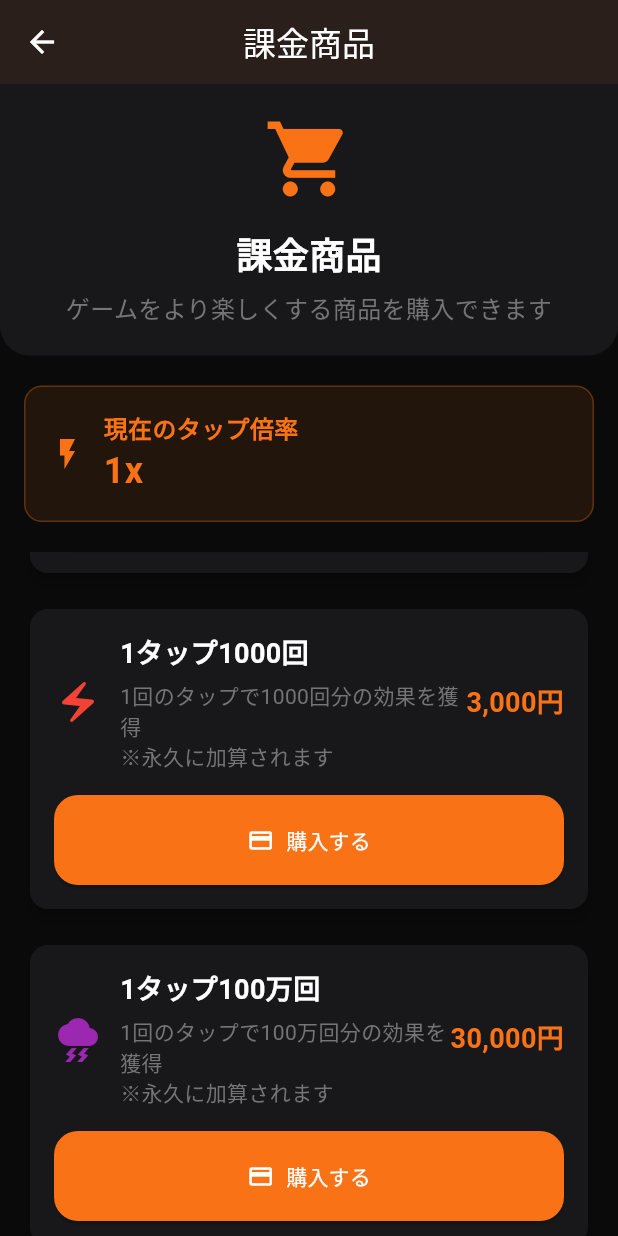
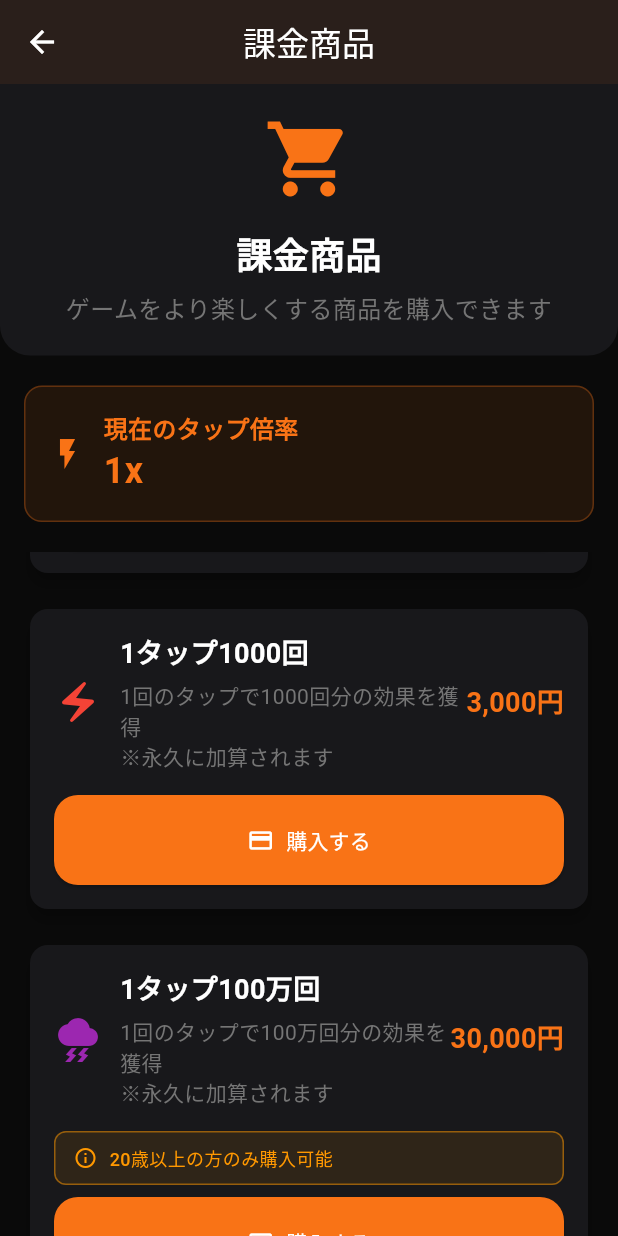
Before and after one commit to jin112343/muritap, a Flutter app: the PurchaseScreen screen opened directly, scrolled down 576 dp, on a phone screen of 412 x 824 dp. Run offline on Flutter 3.47's test engine with Material 3 defaults, Android fonts, the light colour scheme and no system bars; our stand-ins replace flutter_hooks, flutter_local_notifications, google_mobile_ads, in_app_purchase, share_plus, shared_preferences and 2 more; accounts and stored records are empty; network calls fail.

Commit message:
高額商品場合の注意ダイアログの追加

```diff
--- a/lib/screens/purchase_screen.dart
+++ b/lib/screens/purchase_screen.dart
@@ -295,12 +295,49 @@ class PurchaseScreen extends HookWidget {
 
                                   if (!isPurchased) ...[
                     const SizedBox(height: 16),
+                    // 高額商品の場合は年齢制限の説明を追加
+                    if (productId == PurchaseService.tap1M || productId == PurchaseService.tap100M) ...[
+                      Container(
+                        width: double.infinity,
+                        padding: const EdgeInsets.symmetric(vertical: 8, horizontal: 12),
+                        decoration: BoxDecoration(
+                          color: Colors.orange.withValues(alpha: 0.1),
+                          borderRadius: BorderRadius.circular(8),
+                          border: Border.all(color: Colors.orange.withValues(alpha: 0.5)),
+                        ),
+                        child: Row(
+                          children: [
+                            Icon(
+                              Icons.info_outline,
+                              color: Colors.orange,
+                              size: 16,
+                            ),
+                            const SizedBox(width: 8),
+                            Expanded(
+                              child: Text(
+                                '20歳以上の方のみ購入可能',
+                                style: TextStyle(
+                                  color: Colors.orange,
+                                  fontSize: 12,
+                                  fontWeight: FontWeight.w500,
+                                ),
+                              ),
+                            ),
+                          ],
+                        ),
+                      ),
+                      const SizedBox(height: 8),
+                    ],
                     SizedBox(
                       width: double.infinity,
                       child: ElevatedButton.icon(
                         onPressed: isLoading.value
                           ? null
-                        : () => _purchaseProduct(context, productId, isLoading, selectedProductId),
+                          : () {
+                              developer.log('購入ボタンが押されました: $productId');
+                              developer.log('_handlePurchaseWithAgeCheckを呼び出します');
+                              _handlePurchaseWithAgeCheck(context, productId, isLoading, selectedProductId);
+                            },
                         icon: const Icon(Icons.payment),
                         label: const Text('購入する'),
                         style: ElevatedButton.styleFrom(
@@ -343,26 +380,35 @@ class PurchaseScreen extends HookWidget {
     );
   }
 
-  Future<void> _purchaseProduct(
+  /// 年齢確認を含む購入処理
+  Future<void> _handlePurchaseWithAgeCheck(
     BuildContext context,
     String productId,
     ValueNotifier<bool> isLoading,
     ValueNotifier<String?> selectedProductId,
   ) async {
-            developer.log('=== 購入処理開始 ===');
+    developer.log('=== _handlePurchaseWithAgeCheck開始 ===');
     developer.log('商品ID: $productId');
     developer.log('高額商品チェック: ${productId == PurchaseService.tap1M || productId == PurchaseService.tap100M}');
 
-    // 高額商品の場合は年齢確認ダイアログを表示
+    // 高額商品（3万円以上）の場合は年齢確認を先に行う
     if (productId == PurchaseService.tap1M || productId == PurchaseService.tap100M) {
       developer.log('=== 高額商品の年齢確認開始 ===');
       developer.log('商品ID: $productId');
-      developer.log('商品ID比較: tap1M=${PurchaseService.tap1M}, tap100M=${PurchaseService.tap100M}');
-      developer.log('年齢確認ダイアログを表示します');
+      developer.log('tap1M: ${PurchaseService.tap1M}');
+      developer.log('tap100M: ${PurchaseService.tap100M}');
+      developer.log('商品ID比較結果: ${productId == PurchaseService.tap1M} || ${productId == PurchaseService.tap100M}');
 
       try {
-        developer.log('年齢確認ダイアログ呼び出し前');
+        developer.log('年齢確認ダイアログを表示します');
+        developer.log('PurchaseService.instance: ${PurchaseService.instance}');
+        developer.log('context: $context');
+        developer.log('context.mounted: ${context.mounted}');
+
+        // 年齢確認ダイアログの呼び出しをテスト
+        developer.log('年齢確認ダイアログ呼び出し開始');
         final isAgeVerified = await PurchaseService.instance.showAgeVerificationDialog(context);
+        developer.log('年齢確認ダイアログ呼び出し完了');
         developer.log('年齢確認結果: $isAgeVerified');
 
         if (!isAgeVerified) {
@@ -370,9 +416,9 @@ class PurchaseScreen extends HookWidget {
           if (context.mounted) {
             ScaffoldMessenger.of(context).showSnackBar(
               const SnackBar(
-                content: Text('20歳未満の方は購入できません。'),
+                content: Text('年齢確認が完了していないため、購入できません。\n高額商品（3万円以上）は20歳以上の方のみ購入可能です。'),
                 backgroundColor: Colors.orange,
-                duration: Duration(seconds: 3),
+                duration: Duration(seconds: 5),
               ),
             );
           }
@@ -383,14 +429,38 @@ class PurchaseScreen extends HookWidget {
       } catch (e) {
         developer.log('年齢確認ダイアログでエラーが発生: $e');
         developer.log('エラーの詳細: ${e.toString()}');
+        developer.log('スタックトレース: ${StackTrace.current}');
         return;
       }
       developer.log('=== 高額商品の年齢確認完了 ===');
     } else {
       developer.log('通常商品のため年齢確認は不要');
       developer.log('商品ID: $productId');
+      developer.log('tap1M: ${PurchaseService.tap1M}');
+      developer.log('tap100M: ${PurchaseService.tap100M}');
+    }
+
+    developer.log('年齢確認完了、購入処理を開始します');
+    // 年齢確認が完了したら購入処理を実行
+    await _purchaseProduct(context, productId, isLoading, selectedProductId);
+    developer.log('=== _handlePurchaseWithAgeCheck終了 ===');
+  }
+
+    Future<void> _purchaseProduct(
+    BuildContext context,
+    String productId,
+    ValueNotifier<bool> isLoading,
+    ValueNotifier<String?> selectedProductId,
+  ) async {
+    developer.log('=== _purchaseProduct開始 ===');
+    developer.log('呼び出し元のスタックトレース: ${StackTrace.current}');
+    developer.log('商品ID: $productId');
+    developer.log('高額商品チェック: ${productId == PurchaseService.tap1M || productId == PurchaseService.tap100M}');
+
+    // 年齢確認は_handlePurchaseWithAgeCheckで既に完了しているため、ここでは行わない
+    developer.log('年齢確認は既に完了済みです');
+    developer.log('商品ID: $productId');
     developer.log('高額商品ID: ${PurchaseService.tap1M}, ${PurchaseService.tap100M}');
-    }
 
     isLoading.value = true;
     selectedProductId.value = productId;
--- a/lib/screens/settings_screen.dart
+++ b/lib/screens/settings_screen.dart
@@ -983,7 +983,40 @@ class SettingsScreen extends HookWidget {
     try {
       developer.log('実際の課金処理開始 - 商品ID: $productId');
 
+      // 高額商品（3万円以上）の場合は年齢確認を先に行う
+      if (productId == PurchaseService.tap1M || productId == PurchaseService.tap100M) {
+        developer.log('=== 高額商品の年齢確認開始（設定画面） ===');
+        developer.log('商品ID: $productId');
 
+        try {
+          developer.log('年齢確認ダイアログを表示します');
+          final isAgeVerified = await PurchaseService.instance.showAgeVerificationDialog(context);
+          developer.log('年齢確認結果: $isAgeVerified');
+
+          if (!isAgeVerified) {
+            developer.log('年齢確認が拒否されました');
+            if (context.mounted) {
+              ScaffoldMessenger.of(context).showSnackBar(
+                const SnackBar(
+                  content: Text('年齢確認が完了していないため、購入できません。\n高額商品（3万円以上）は20歳以上の方のみ購入可能です。'),
+                  backgroundColor: Colors.orange,
+                  duration: Duration(seconds: 5),
+                ),
+              );
+            }
+            developer.log('年齢確認拒否により購入処理を停止');
+            return;
+          }
+          developer.log('年齢確認が承認されました');
+        } catch (e) {
+          developer.log('年齢確認ダイアログでエラーが発生: $e');
+          developer.log('エラーの詳細: ${e.toString()}');
+          return;
+        }
+        developer.log('=== 高額商品の年齢確認完了（設定画面） ===');
+      } else {
+        developer.log('通常商品のため年齢確認は不要');
+      }
 
       final success = await PurchaseService.instance
           .purchaseWithRealPayment(productId);
--- a/lib/services/purchase_service.dart
+++ b/lib/services/purchase_service.dart
@@ -11,6 +11,9 @@ class PurchaseService {
   final InAppPurchase _inAppPurchase = InAppPurchase.instance;
   final List<ProductDetails> _products = [];
   bool _isAvailable = false;
+
+  // 年齢確認の状態を管理
+  bool _isAgeVerified = false;
 
   // 商品ID - プラットフォーム別
   static final String removeAds = Platform.isIOS
@@ -247,6 +250,7 @@ class PurchaseService {
   Future<bool> purchaseWithRealPayment(String productId) async {
     try {
       print('=== 実際の課金購入開始 ===');
+      print('呼び出し元のスタックトレース: ${StackTrace.current}');
       print('商品ID: $productId');
       print('課金利用可能: $_isAvailable');
       print('読み込み済み商品数: ${_products.length}');
@@ -292,8 +296,14 @@ class PurchaseService {
       // 高額商品の場合は年齢確認が必要
       if (productId == tap1M || productId == tap100M) {
         print('高額商品の年齢確認が必要です');
-        // 年齢確認は購入画面で事前に行う必要があります
-        // ここでは年齢確認の状態をチェックするだけ
+
+        if (!_isAgeVerified) {
+          print('❌ 年齢確認なしでの高額商品購入は許可されません');
+          print('購入画面から年齢確認を行ってください');
+          return false;
+        } else {
+          print('✅ 年齢確認済みです。購入処理を続行します');
+        }
       }
 
       final success = await purchaseProduct(productDetails);
@@ -482,7 +492,6 @@ class PurchaseService {
       context: context,
       barrierDismissible: false,
       builder: (BuildContext context) {
-        print('年齢確認ダイアログビルダー実行');
         return AlertDialog(
           title: const Text(
             'あなたの年齢選択',
@@ -527,6 +536,12 @@ class PurchaseService {
         );
       },
     ) ?? false;
+
+    // 年齢確認が完了した場合、状態を更新
+    if (result) {
+      _isAgeVerified = true;
+      print('年齢確認状態を更新: $_isAgeVerified');
+    }
 
     print('年齢確認ダイアログ結果: $result');
     print('年齢確認ダイアログ表示完了');
```
Lines whose indentation alone changed are shown as unchanged.
